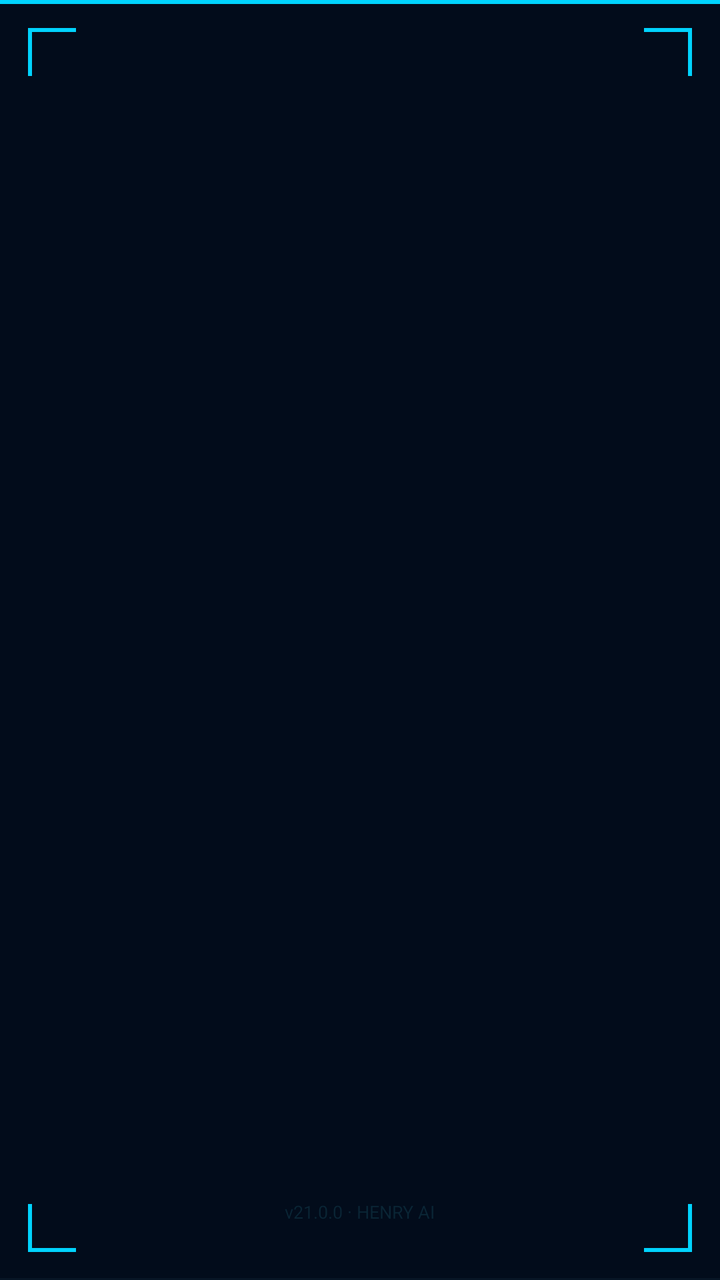
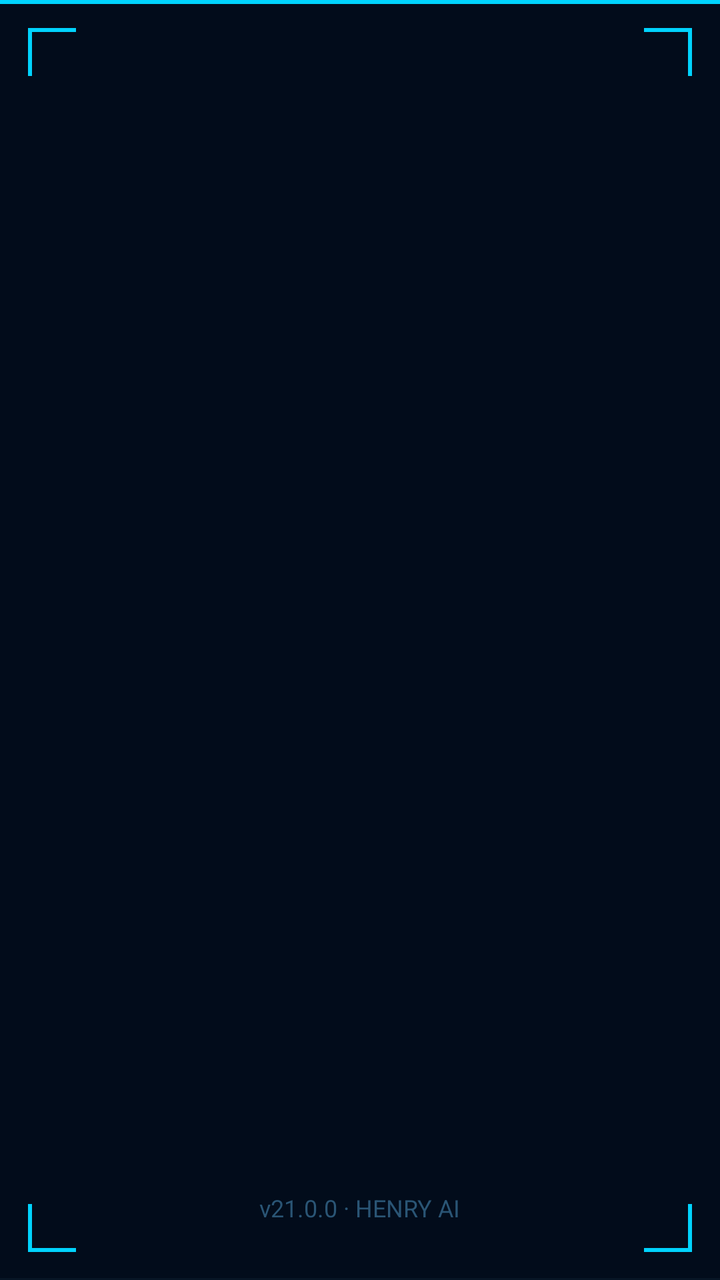

Two renders of the same Android screen: before a commit and after it. Below are the layout's source before the change and the commit's diff.
<!-- AndroidManifest.xml: activity theme Theme.Jarvis.Splash -->
<!-- res/layout/activity_splash.xml -->
<?xml version="1.0" encoding="utf-8"?>
<RelativeLayout xmlns:android="http://schemas.android.com/apk/res/android"
    android:layout_width="match_parent"
    android:layout_height="match_parent"
    android:background="#020C1B">

    
    <View
        android:id="@+id/splash_top_line"
        android:layout_width="match_parent"
        android:layout_height="2dp"
        android:background="#00D4FF"
        android:layout_alignParentTop="true"/>

    
    <View android:layout_width="24dp" android:layout_height="2dp"
        android:background="#00D4FF" android:layout_alignParentTop="true"
        android:layout_alignParentStart="true" android:layout_marginTop="14dp" android:layout_marginStart="14dp"/>
    <View android:layout_width="2dp" android:layout_height="24dp"
        android:background="#00D4FF" android:layout_alignParentTop="true"
        android:layout_alignParentStart="true" android:layout_marginTop="14dp" android:layout_marginStart="14dp"/>
    
    <View android:layout_width="24dp" android:layout_height="2dp"
        android:background="#00D4FF" android:layout_alignParentTop="true"
        android:layout_alignParentEnd="true" android:layout_marginTop="14dp" android:layout_marginEnd="14dp"/>
    <View android:layout_width="2dp" android:layout_height="24dp"
        android:background="#00D4FF" android:layout_alignParentTop="true"
        android:layout_alignParentEnd="true" android:layout_marginTop="14dp" android:layout_marginEnd="14dp"/>
    
    <View android:layout_width="24dp" android:layout_height="2dp"
        android:background="#00D4FF" android:layout_alignParentBottom="true"
        android:layout_alignParentStart="true" android:layout_marginBottom="14dp" android:layout_marginStart="14dp"/>
    <View android:layout_width="2dp" android:layout_height="24dp"
        android:background="#00D4FF" android:layout_alignParentBottom="true"
        android:layout_alignParentStart="true" android:layout_marginBottom="14dp" android:layout_marginStart="14dp"/>
    
    <View android:layout_width="24dp" android:layout_height="2dp"
        android:background="#00D4FF" android:layout_alignParentBottom="true"
        android:layout_alignParentEnd="true" android:layout_marginBottom="14dp" android:layout_marginEnd="14dp"/>
    <View android:layout_width="2dp" android:layout_height="24dp"
        android:background="#00D4FF" android:layout_alignParentBottom="true"
        android:layout_alignParentEnd="true" android:layout_marginBottom="14dp" android:layout_marginEnd="14dp"/>

    
    <LinearLayout
        android:id="@+id/splash_center"
        android:layout_width="wrap_content"
        android:layout_height="wrap_content"
        android:layout_centerInParent="true"
        android:orientation="vertical"
        android:gravity="center">

        
        <ImageView
            android:id="@+id/splash_orb"
            android:layout_width="140dp"
            android:layout_height="140dp"
            android:src="@mipmap/ic_launcher"
            android:contentDescription="HENRY Orb" />

        
        <TextView
            android:id="@+id/splash_title"
            android:layout_width="wrap_content"
            android:layout_height="wrap_content"
            android:layout_marginTop="20dp"
            android:text="H·E·N·R·Y"
            android:textSize="32sp"
            android:textColor="#00D4FF"
            android:letterSpacing="0.4"
            android:fontFamily="sans-serif-medium"
            android:visibility="invisible" />

        
        <TextView
            android:id="@+id/splash_subtitle"
            android:layout_width="wrap_content"
            android:layout_height="wrap_content"
            android:layout_marginTop="6dp"
            android:text="HYPERINTELLIGENCE ENGINE NEURAL REASONING YIELD "
            android:textSize="7.5sp"
            android:textColor="#2A6A8A"
            android:letterSpacing="0.14"
            android:visibility="invisible" />

        
        <TextView
            android:id="@+id/splash_status"
            android:layout_width="wrap_content"
            android:layout_height="wrap_content"
            android:layout_marginTop="32dp"
            android:text="INITIALIZING..."
            android:textSize="9sp"
            android:textColor="#00D4FF"
            android:letterSpacing="0.2"
            android:fontFamily="monospace"
            android:visibility="invisible" />

        
        <FrameLayout
            android:layout_width="220dp"
            android:layout_height="wrap_content"
            android:layout_marginTop="10dp"
            android:visibility="invisible"
            android:id="@+id/splash_progress_container">

            
            <View
                android:layout_width="match_parent"
                android:layout_height="3dp"
                android:layout_gravity="center_vertical"
                android:background="#0A2A3A"/>

            
            <View
                android:id="@+id/splash_progress_fill"
                android:layout_width="0dp"
                android:layout_height="3dp"
                android:layout_gravity="start|center_vertical"
                android:background="#00D4FF"/>
        </FrameLayout>

        
        <TextView
            android:id="@+id/splash_percent"
            android:layout_width="wrap_content"
            android:layout_height="wrap_content"
            android:layout_marginTop="6dp"
            android:text="0%"
            android:textSize="8sp"
            android:textColor="#2A6A8A"
            android:letterSpacing="0.15"
            android:fontFamily="monospace"
            android:visibility="invisible"/>

    </LinearLayout>

    
    <TextView
        android:layout_width="wrap_content"
        android:layout_height="wrap_content"
        android:layout_alignParentBottom="true"
        android:layout_centerHorizontal="true"
        android:layout_marginBottom="28dp"
        android:text="v21.0.0 · HENRY AI"
        android:textSize="9sp"
        android:textColor="#0A2535" />

    
    <View
        android:layout_width="match_parent"
        android:layout_height="1dp"
        android:background="#071525"
        android:layout_alignParentBottom="true"/>

</RelativeLayout>
<!-- resources referenced by this layout -->
<resources>
  <!-- mipmap ic_launcher (mipmap-anydpi-v26) -->
  <?xml version="1.0" encoding="utf-8"?>
  <adaptive-icon xmlns:android="http://schemas.android.com/apk/res/android">
      <background android:drawable="@drawable/ic_launcher_background"/>
      <foreground android:drawable="@drawable/ic_launcher_foreground"/>
  </adaptive-icon>
  <style name="Theme.Jarvis.Splash" parent="Theme.Jarvis">
          <item name="android:windowFullscreen">true</item>
          <item name="android:windowBackground">#070d1a</item>
      </style>
  <!-- drawable ic_launcher_background (drawable) -->
  <?xml version="1.0" encoding="utf-8"?>
  <shape xmlns:android="http://schemas.android.com/apk/res/android"
      android:shape="rectangle">
      <solid android:color="#020C1B"/>
  </shape>
  <!-- drawable ic_launcher_foreground (drawable) -->
  <?xml version="1.0" encoding="utf-8"?>
  <vector xmlns:android="http://schemas.android.com/apk/res/android"
      android:width="108dp"
      android:height="108dp"
      android:viewportWidth="108"
      android:viewportHeight="108">
  
      
      <path
          android:pathData="M54,54m-46,0a46,46 0,1 1,92 0a46,46 0,1 1,-92 0"
          android:fillColor="#020C1B"/>
  
      
      <path
          android:pathData="M54,54m-42,0a42,42 0,1 1,84 0a42,42 0,1 1,-84 0"
          android:fillColor="#00000000"
          android:strokeColor="#00BEFF"
          android:strokeWidth="2.5"/>
  
      
      <path
          android:pathData="M54,54m-30,0a30,30 0,1 1,60 0a30,30 0,1 1,-60 0"
          android:fillColor="#00000000"
          android:strokeColor="#00BEFF"
          android:strokeWidth="1.5"
          android:strokeAlpha="0.6"/>
  
      
      <path
          android:pathData="M54,54m-18,0a18,18 0,1 1,36 0a18,18 0,1 1,-36 0"
          android:fillColor="#00000000"
          android:strokeColor="#00BEFF"
          android:strokeWidth="1.2"
          android:strokeAlpha="0.4"/>
  
      
      <path
          android:pathData="M54,54m-5,0a5,5 0,1 1,10 0a5,5 0,1 1,-10 0"
          android:fillColor="#00BEFF"/>
  
  </vector>
  <style name="Theme.Jarvis" parent="Theme.AppCompat.NoActionBar">
          <item name="android:windowBackground">#070d1a</item>
          <item name="android:statusBarColor">#070d1a</item>
          <item name="android:navigationBarColor">#070d1a</item>
          <item name="android:windowFullscreen">true</item>
          <item name="colorPrimary">#3b82f6</item>
          <item name="colorPrimaryDark">#1d4ed8</item>
          <item name="colorAccent">#3b82f6</item>
      </style>
</resources>

<!-- the commit's change to res/layout/activity_splash.xml (unified diff, before → after) -->
@@ -65,7 +65,7 @@
             android:layout_height="wrap_content"
             android:layout_marginTop="20dp"
             android:text="H·E·N·R·Y"
-            android:textSize="32sp"
+            android:textSize="38sp"
             android:textColor="#00D4FF"
             android:letterSpacing="0.4"
             android:fontFamily="sans-serif-medium"
@@ -77,9 +77,9 @@
             android:layout_width="wrap_content"
             android:layout_height="wrap_content"
             android:layout_marginTop="6dp"
-            android:text="HYPERINTELLIGENCE ENGINE NEURAL REASONING YIELD "
-            android:textSize="7.5sp"
-            android:textColor="#2A6A8A"
+            android:text="HYPERINTELLIGENCE ENGINE NEURAL REASONING YIELD"
+            android:textSize="10sp"
+            android:textColor="#4A8AAA"
             android:letterSpacing="0.14"
             android:visibility="invisible" />
 
@@ -90,7 +90,7 @@
             android:layout_height="wrap_content"
             android:layout_marginTop="32dp"
             android:text="INITIALIZING..."
-            android:textSize="9sp"
+            android:textSize="12sp"
             android:textColor="#00D4FF"
             android:letterSpacing="0.2"
             android:fontFamily="monospace"
@@ -127,8 +127,8 @@
             android:layout_height="wrap_content"
             android:layout_marginTop="6dp"
             android:text="0%"
-            android:textSize="8sp"
-            android:textColor="#2A6A8A"
+            android:textSize="11sp"
+            android:textColor="#4A8AAA"
             android:letterSpacing="0.15"
             android:fontFamily="monospace"
             android:visibility="invisible"/>
@@ -143,8 +143,8 @@
         android:layout_centerHorizontal="true"
         android:layout_marginBottom="28dp"
         android:text="v21.0.0 · HENRY AI"
-        android:textSize="9sp"
-        android:textColor="#0A2535" />
+        android:textSize="12sp"
+        android:textColor="#2A5575" />
 
     
     <View
